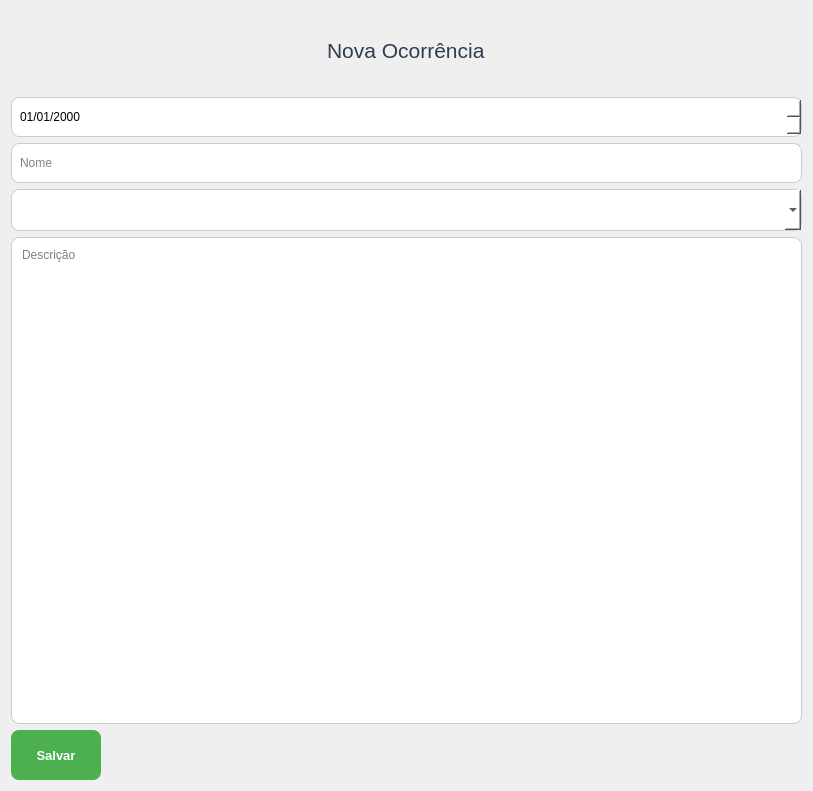
The window that App/view/ui/newReport.ui (Senac-SOR-ADS/Gerenciamento-Escolar) describes before a commit, drawn with Qt 5.
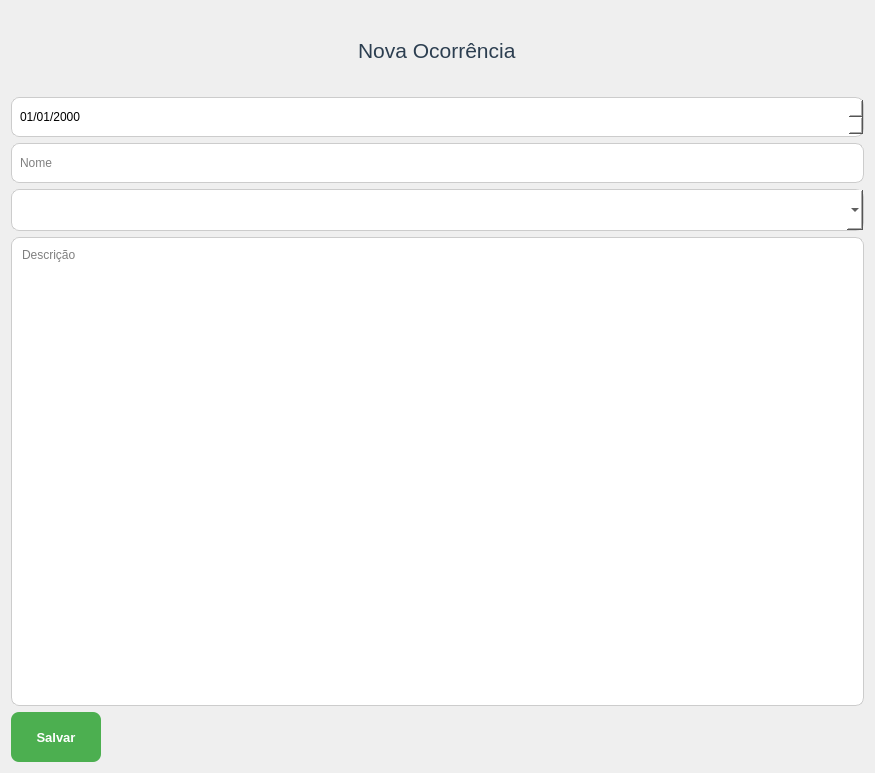
The same window after the commit. Icons and pictures are not drawn.

Commit message: commit tudo finalizado

Diff of the .ui file:
```diff
--- a/App/view/ui/newReport.ui
+++ b/App/view/ui/newReport.ui
@@ -6,8 +6,8 @@
    <rect>
     <x>0</x>
     <y>0</y>
-    <width>813</width>
-    <height>791</height>
+    <width>875</width>
+    <height>773</height>
    </rect>
   </property>
   <property name="minimumSize">
@@ -151,8 +151,8 @@
       <widget class="QPushButton" name="btnSaveReport">
        <property name="minimumSize">
         <size>
-         <width>0</width>
-         <height>0</height>
+         <width>90</width>
+         <height>50</height>
         </size>
        </property>
        <property name="maximumSize">
```
The commit also changes 1 other file.
